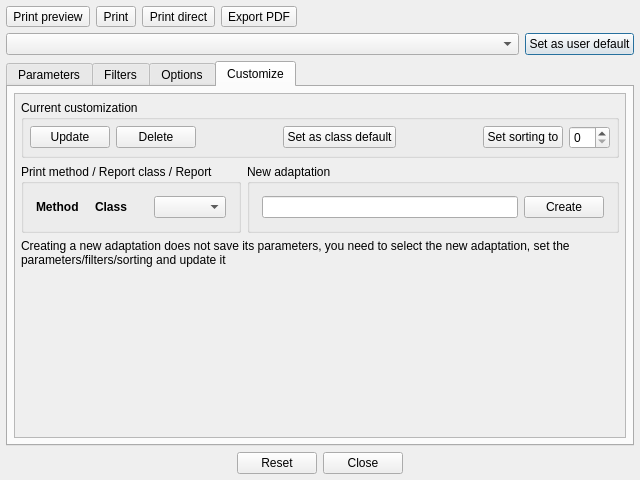
Old version of the form App/Ui/PrintDialog.ui in the repository paolodestefani/pySagra.
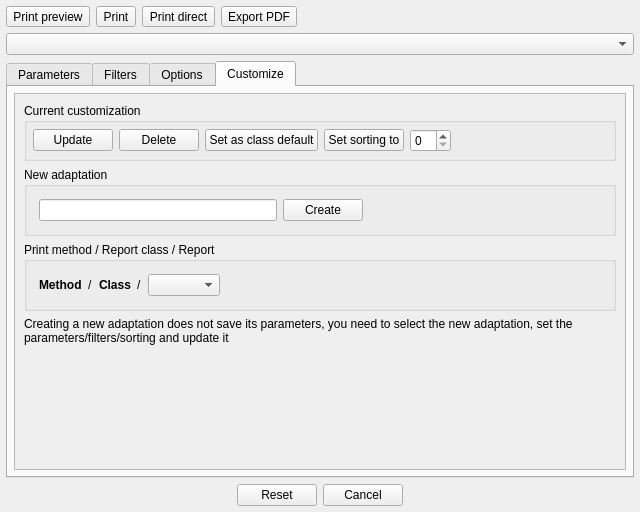
New version of the form. The open tabs and pages were chosen to show the change. Custom widgets are drawn as their Qt base class.

Patch:
```diff
--- a/App/Ui/PrintDialog.ui
+++ b/App/Ui/PrintDialog.ui
@@ -7,7 +7,7 @@
     <x>0</x>
     <y>0</y>
     <width>640</width>
-    <height>480</height>
+    <height>512</height>
    </rect>
   </property>
   <property name="windowTitle">
@@ -108,17 +108,10 @@
     </layout>
    </item>
    <item>
-    <layout class="QHBoxLayout" name="horizontalLayout_3" stretch="1,0">
+    <layout class="QHBoxLayout" name="horizontalLayout_3" stretch="1">
      <item>
       <widget class="QComboBox" name="comboBoxReportAdaptations"/>
      </item>
-     <item>
-      <widget class="QPushButton" name="pushButtonUserDefault">
-       <property name="text">
-        <string>Set as user default</string>
-       </property>
-      </widget>
-     </item>
     </layout>
    </item>
    <item>
@@ -361,7 +354,35 @@
               </widget>
              </item>
              <item>
-              <spacer name="horizontalSpacer_7">
+              <widget class="QGroupBox" name="groupBox_2">
+               <property name="title">
+                <string>Current customization</string>
+               </property>
+               <layout class="QVBoxLayout" name="verticalLayout_11">
+                <property name="leftMargin">
+                 <number>6</number>
+                </property>
+                <property name="topMargin">
+                 <number>6</number>
+                </property>
+                <property name="rightMargin">
+                 <number>6</number>
+                </property>
+                <property name="bottomMargin">
+                 <number>6</number>
+                </property>
+                <item>
+                 <widget class="QPushButton" name="pushButtonUserDefault">
+                  <property name="text">
+                   <string>Set as default</string>
+                  </property>
+                 </widget>
+                </item>
+               </layout>
+              </widget>
+             </item>
+             <item>
+              <spacer name="horizontalSpacer_2">
                <property name="orientation">
                 <enum>Qt::Orientation::Horizontal</enum>
                </property>
@@ -569,22 +590,10 @@
             <x>0</x>
             <y>0</y>
             <width>608</width>
-            <height>351</height>
+            <height>343</height>
            </rect>
           </property>
-          <layout class="QVBoxLayout" name="verticalLayout_16">
-           <property name="leftMargin">
-            <number>6</number>
-           </property>
-           <property name="topMargin">
-            <number>6</number>
-           </property>
-           <property name="rightMargin">
-            <number>6</number>
-           </property>
-           <property name="bottomMargin">
-            <number>6</number>
-           </property>
+          <layout class="QVBoxLayout" name="verticalLayout_14">
            <item>
             <widget class="QGroupBox" name="groupBoxCurrent">
              <property name="title">
@@ -631,19 +640,6 @@
                   </property>
                  </widget>
                 </item>
-                <item>
-                 <spacer name="horizontalSpacer_5">
-                  <property name="orientation">
-                   <enum>Qt::Orientation::Horizontal</enum>
-                  </property>
-                  <property name="sizeHint" stdset="0">
-                   <size>
-                    <width>32</width>
-                    <height>18</height>
-                   </size>
-                  </property>
-                 </spacer>
-                </item>
                 <item>
                  <widget class="QPushButton" name="pushButtonClassDefault">
                   <property name="text">
@@ -651,19 +647,6 @@
                   </property>
                  </widget>
                 </item>
-                <item>
-                 <spacer name="horizontalSpacer_6">
-                  <property name="orientation">
-                   <enum>Qt::Orientation::Horizontal</enum>
-                  </property>
-                  <property name="sizeHint" stdset="0">
-                   <size>
-                    <width>32</width>
-                    <height>18</height>
-                   </size>
-                  </property>
-                 </spacer>
-                </item>
                 <item>
                  <widget class="QPushButton" name="pushButtonSetSorting">
                   <property name="text">
@@ -674,19 +657,44 @@
                 <item>
                  <widget class="QSpinBox" name="spinBoxClassSorting"/>
                 </item>
+                <item>
+                 <spacer name="horizontalSpacer_3">
+                  <property name="orientation">
+                   <enum>Qt::Orientation::Horizontal</enum>
+                  </property>
+                  <property name="sizeHint" stdset="0">
+                   <size>
+                    <width>40</width>
+                    <height>20</height>
+                   </size>
+                  </property>
+                 </spacer>
+                </item>
                </layout>
               </item>
              </layout>
             </widget>
            </item>
            <item>
-            <layout class="QHBoxLayout" name="horizontalLayout_9">
-             <item>
-              <widget class="QGroupBox" name="groupBox">
-               <property name="title">
-                <string>Print method / Report class / Report</string>
-               </property>
-               <layout class="QVBoxLayout" name="verticalLayout">
+            <widget class="QGroupBox" name="groupBoxNew">
+             <property name="title">
+              <string>New adaptation</string>
+             </property>
+             <layout class="QVBoxLayout" name="verticalLayout_12">
+              <property name="leftMargin">
+               <number>6</number>
+              </property>
+              <property name="topMargin">
+               <number>6</number>
+              </property>
+              <property name="rightMargin">
+               <number>6</number>
+              </property>
+              <property name="bottomMargin">
+               <number>6</number>
+              </property>
+              <item>
+               <layout class="QHBoxLayout" name="horizontalLayout_6">
                 <property name="leftMargin">
                  <number>6</number>
                 </property>
@@ -700,57 +708,53 @@
                  <number>6</number>
                 </property>
                 <item>
-                 <layout class="QHBoxLayout" name="horizontalLayout_5">
-                  <property name="leftMargin">
-                   <number>6</number>
+                 <widget class="QLineEdit" name="lineEditNewName"/>
+                </item>
+                <item>
+                 <widget class="QPushButton" name="pushButtonNewCustomization">
+                  <property name="text">
+                   <string>Create</string>
                   </property>
-                  <property name="topMargin">
-                   <number>6</number>
+                 </widget>
+                </item>
+                <item>
+                 <spacer name="horizontalSpacer_5">
+                  <property name="orientation">
+                   <enum>Qt::Orientation::Horizontal</enum>
                   </property>
-                  <property name="rightMargin">
-                   <number>6</number>
+                  <property name="sizeHint" stdset="0">
+                   <size>
+                    <width>40</width>
+                    <height>20</height>
+                   </size>
                   </property>
-                  <property name="bottomMargin">
-                   <number>6</number>
-                  </property>
-                  <item>
-                   <widget class="QLabel" name="labelPrintMethod">
-                    <property name="font">
-                     <font>
-                      <bold>true</bold>
-                     </font>
-                    </property>
-                    <property name="text">
-                     <string>Method</string>
-                    </property>
-                   </widget>
-                  </item>
-                  <item>
-                   <widget class="QLabel" name="labelReportClass">
-                    <property name="font">
-                     <font>
-                      <bold>true</bold>
-                     </font>
-                    </property>
-                    <property name="text">
-                     <string>Class</string>
-                    </property>
-                   </widget>
-                  </item>
-                  <item>
-                   <widget class="QComboBox" name="comboBoxReportList"/>
-                  </item>
-                 </layout>
+                 </spacer>
                 </item>
                </layout>
-              </widget>
-             </item>
-             <item>
-              <widget class="QGroupBox" name="groupBoxNew">
-               <property name="title">
-                <string>New adaptation</string>
-               </property>
-               <layout class="QVBoxLayout" name="verticalLayout_12">
+              </item>
+             </layout>
+            </widget>
+           </item>
+           <item>
+            <widget class="QGroupBox" name="groupBox">
+             <property name="title">
+              <string>Print method / Report class / Report</string>
+             </property>
+             <layout class="QVBoxLayout" name="verticalLayout">
+              <property name="leftMargin">
+               <number>6</number>
+              </property>
+              <property name="topMargin">
+               <number>6</number>
+              </property>
+              <property name="rightMargin">
+               <number>6</number>
+              </property>
+              <property name="bottomMargin">
+               <number>6</number>
+              </property>
+              <item>
+               <layout class="QHBoxLayout" name="horizontalLayout_5">
                 <property name="leftMargin">
                  <number>6</number>
                 </property>
@@ -764,35 +768,63 @@
                  <number>6</number>
                 </property>
                 <item>
-                 <layout class="QHBoxLayout" name="horizontalLayout_6">
-                  <property name="leftMargin">
-                   <number>6</number>
+                 <widget class="QLabel" name="labelPrintMethod">
+                  <property name="font">
+                   <font>
+                    <bold>true</bold>
+                   </font>
                   </property>
-                  <property name="topMargin">
-                   <number>6</number>
+                  <property name="text">
+                   <string>Method</string>
                   </property>
-                  <property name="rightMargin">
-                   <number>6</number>
+                 </widget>
+                </item>
+                <item>
+                 <widget class="QLabel" name="label">
+                  <property name="text">
+                   <string>/</string>
                   </property>
-                  <property name="bottomMargin">
-                   <number>6</number>
+                 </widget>
+                </item>
+                <item>
+                 <widget class="QLabel" name="labelReportClass">
+                  <property name="font">
+                   <font>
+                    <bold>true</bold>
+                   </font>
                   </property>
-                  <item>
-                   <widget class="QLineEdit" name="lineEditNewName"/>
-                  </item>
-                  <item>
-                   <widget class="QPushButton" name="pushButtonNewCustomization">
-                    <property name="text">
-                     <string>Create</string>
-                    </property>
-                   </widget>
-                  </item>
-                 </layout>
+                  <property name="text">
+                   <string>Class</string>
+                  </property>
+                 </widget>
                 </item>
+                <item>
+                 <widget class="QLabel" name="label_2">
+                  <property name="text">
+                   <string>/</string>
+                  </property>
+                 </widget>
+                </item>
+                <item>
+                 <widget class="QComboBox" name="comboBoxReportList"/>
+                </item>
+                <item>
+                 <spacer name="horizontalSpacer_6">
+                  <property name="orientation">
+                   <enum>Qt::Orientation::Horizontal</enum>
+                  </property>
+                  <property name="sizeHint" stdset="0">
+                   <size>
+                    <width>40</width>
+                    <height>20</height>
+                   </size>
+                  </property>
+                 </spacer>
+                </item>
                </layout>
-              </widget>
-             </item>
-            </layout>
+              </item>
+             </layout>
+            </widget>
            </item>
            <item>
             <widget class="QLabel" name="labelWarningOnNew">
@@ -805,14 +837,14 @@
             </widget>
            </item>
            <item>
-            <spacer name="verticalSpacer_2">
+            <spacer name="verticalSpacer">
              <property name="orientation">
               <enum>Qt::Orientation::Vertical</enum>
              </property>
              <property name="sizeHint" stdset="0">
               <size>
-               <width>198</width>
-               <height>135</height>
+               <width>20</width>
+               <height>56</height>
               </size>
              </property>
             </spacer>
@@ -831,7 +863,7 @@
       <enum>Qt::Orientation::Horizontal</enum>
      </property>
      <property name="standardButtons">
-      <set>QDialogButtonBox::StandardButton::Close|QDialogButtonBox::StandardButton::Reset</set>
+      <set>QDialogButtonBox::StandardButton::Cancel|QDialogButtonBox::StandardButton::Reset</set>
      </property>
      <property name="centerButtons">
       <bool>true</bool>
```
Left out of the diff: 24 changed lines with no effect on the pictures.
